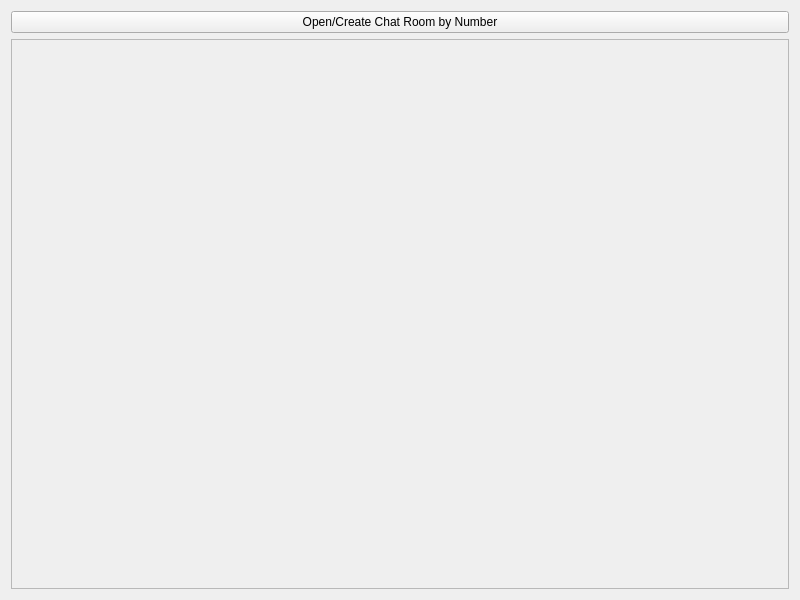
Old version of the form allchat.ui in the repository santabou/JobMatch.
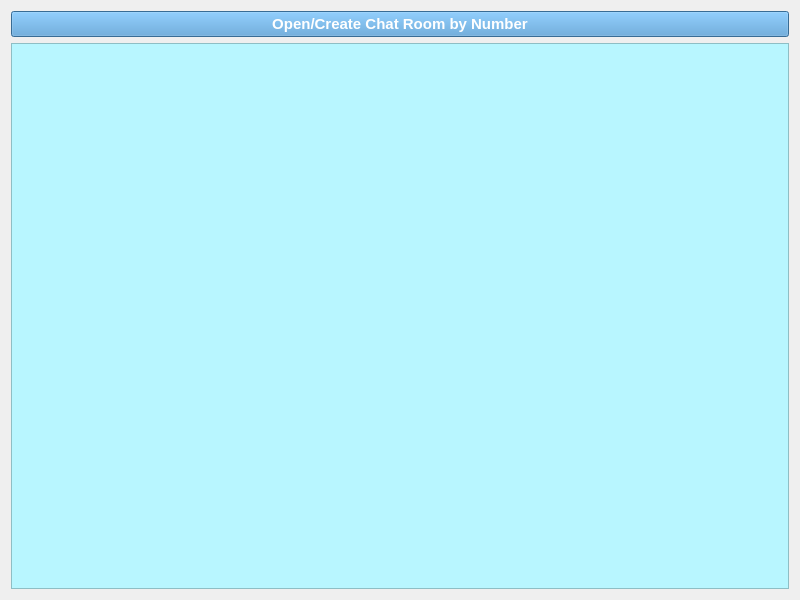
New version of the form.

The edit to the form file:
```diff
--- a/allchat.ui
+++ b/allchat.ui
@@ -16,6 +16,16 @@
   <layout class="QVBoxLayout" name="verticalLayout">
    <item>
     <widget class="QPushButton" name="openroom">
+     <property name="font">
+      <font>
+       <pointsize>11</pointsize>
+       <bold>true</bold>
+      </font>
+     </property>
+     <property name="styleSheet">
+      <string notr="true">background-color: #4E97D1;
+color: rgb(255, 255, 255);</string>
+     </property>
      <property name="text">
       <string>Open/Create Chat Room by Number</string>
      </property>
@@ -23,6 +33,9 @@
    </item>
    <item>
     <widget class="QScrollArea" name="scrollArea">
+     <property name="styleSheet">
+      <string notr="true">background-color: rgb(184, 246, 255)</string>
+     </property>
      <property name="widgetResizable">
       <bool>true</bool>
      </property>
@@ -31,8 +44,8 @@
        <rect>
         <x>0</x>
         <y>0</y>
-        <width>776</width>
-        <height>541</height>
+        <width>780</width>
+        <height>546</height>
        </rect>
       </property>
       <layout class="QGridLayout" name="gridLayout"/>
```
